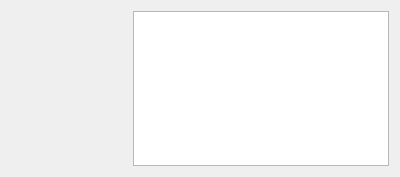
This is Nayda/cardinspector.ui in Mar94oK/Nayda as Qt 5 draws it before an edit. The edited form follows.
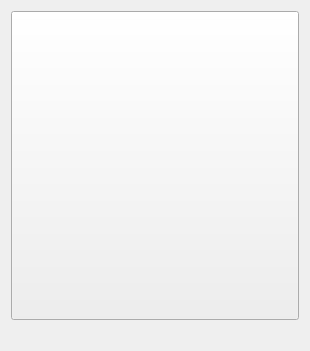
This is the edited form. Custom widgets are drawn as their Qt base class.

Commit message: Refactoring imlementing CardInspector. Now as draft - it is Ok.

Diff of the .ui file:
```diff
--- a/Nayda/cardinspector.ui
+++ b/Nayda/cardinspector.ui
@@ -6,37 +6,36 @@
    <rect>
     <x>0</x>
     <y>0</y>
-    <width>400</width>
-    <height>177</height>
+    <width>310</width>
+    <height>351</height>
    </rect>
   </property>
   <property name="windowTitle">
    <string>Form</string>
   </property>
-  <layout class="QGridLayout" name="gridLayout">
-   <item row="0" column="1">
-    <widget class="QTextBrowser" name="txtBrowser_CardText"/>
-   </item>
-   <item row="0" column="0">
-    <widget class="PopUpCard" name="wdgtPopUpCard" native="true">
+  <layout class="QVBoxLayout" name="verticalLayout">
+   <item>
+    <widget class="QPushButton" name="btn_Card">
      <property name="sizePolicy">
       <sizepolicy hsizetype="Preferred" vsizetype="Preferred">
-       <horstretch>1</horstretch>
-       <verstretch>0</verstretch>
+       <horstretch>0</horstretch>
+       <verstretch>1</verstretch>
       </sizepolicy>
      </property>
+     <property name="text">
+      <string/>
+     </property>
+    </widget>
+   </item>
+   <item>
+    <widget class="QLabel" name="lbl_CardInfo">
+     <property name="text">
+      <string/>
+     </property>
     </widget>
    </item>
   </layout>
  </widget>
- <customwidgets>
-  <customwidget>
-   <class>PopUpCard</class>
-   <extends>QWidget</extends>
-   <header location="global">popupcard.h</header>
-   <container>1</container>
-  </customwidget>
- </customwidgets>
  <resources/>
  <connections/>
 </ui>
```
The commit also changes 6 other files.
